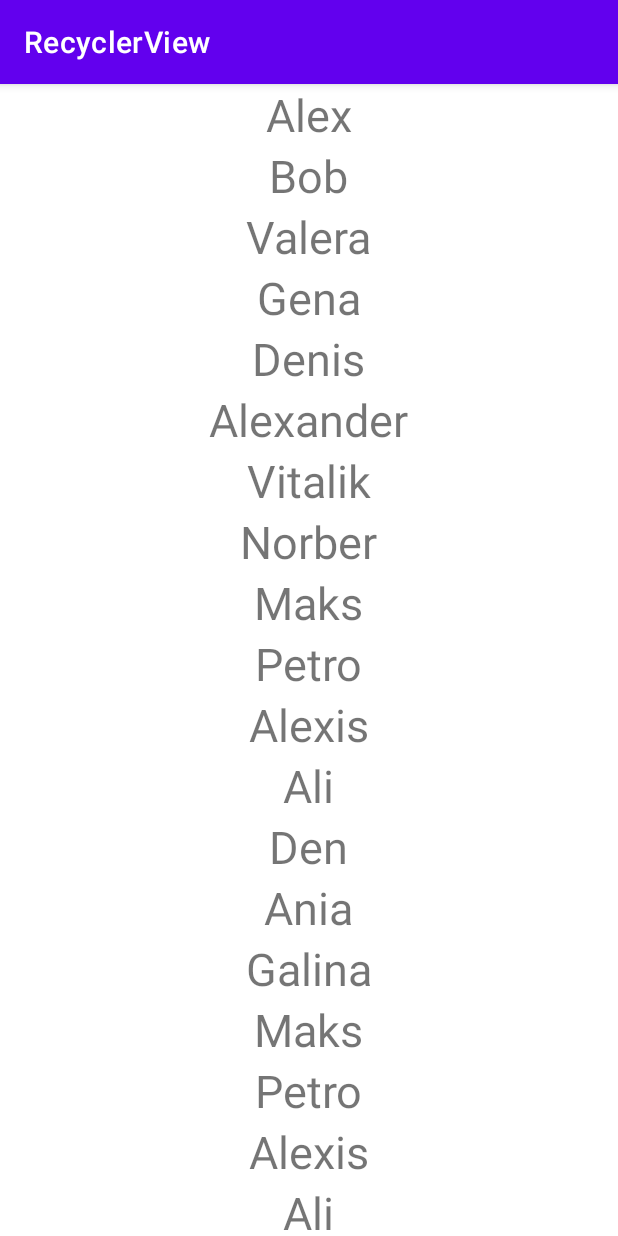
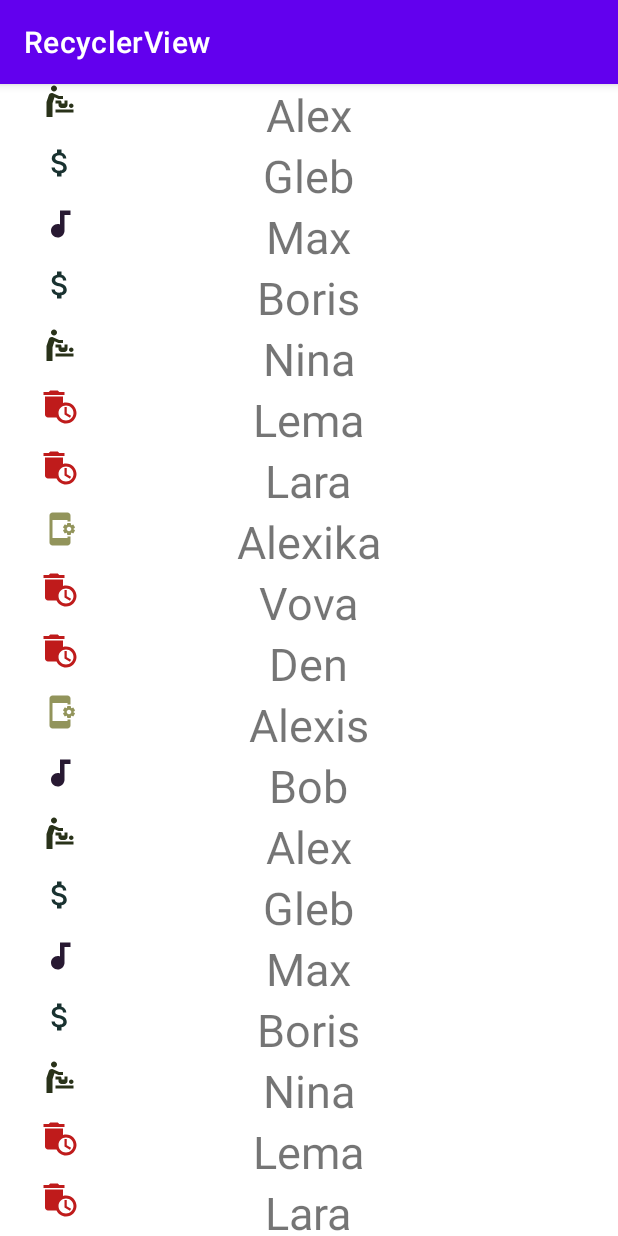
Before and after one commit to AlexIvanov2021/RecyclerView, an Android app: the screen it shows after launch (MainActivity), on a phone screen of 412 x 824 dp. Run offline under Robolectric (Android 15) with nearby library versions, the phone set to English and light mode, and no system bars.

Commit message:
version2

```diff
--- a/app/src/main/java/com/example/recyclerview/MainActivity.java
+++ b/app/src/main/java/com/example/recyclerview/MainActivity.java
@@ -20,38 +20,31 @@ public class MainActivity extends AppCompatActivity {
         recyclerView = findViewById(R.id.recyclerView);
 
         List<Name> name =new ArrayList<>();
-        name.add(new Name("Alex"));
-        name.add(new Name("Bob"));
-        name.add(new Name("Valera"));
-        name.add(new Name("Gena"));
-        name.add(new Name("Denis"));
-        name.add(new Name("Alexander"));
-        name.add(new Name("Vitalik"));
-        name.add(new Name("Norber"));
-        name.add(new Name("Maks"));
-        name.add(new Name("Petro"));
-        name.add(new Name("Alexis"));
-        name.add(new Name("Ali"));
-        name.add(new Name("Den"));
-        name.add(new Name("Ania"));
-        name.add(new Name("Galina"));
-        name.add(new Name("Maks"));
-        name.add(new Name("Petro"));
-        name.add(new Name("Alexis"));
-        name.add(new Name("Ali"));
-        name.add(new Name("Den"));
-        name.add(new Name("Ania"));
-        name.add(new Name("Galina"));
-        name.add(new Name("Alex"));
-        name.add(new Name("Bob"));
-        name.add(new Name("Valera"));
-        name.add(new Name("Gena"));
-        name.add(new Name("Denis"));
-        name.add(new Name("Alexander"));
-        name.add(new Name("Vitalik"));
-        name.add(new Name("Norber"));
-        name.add(new Name("Maks"));
-        name.add(new Name("Petro"));
+        name.add(new Name("Alex",R.drawable.one));
+        name.add(new Name("Gleb",R.drawable.two));
+        name.add(new Name("Max",R.drawable.there));
+        name.add(new Name("Boris",R.drawable.two));
+        name.add(new Name("Nina",R.drawable.one));
+        name.add(new Name("Lema",R.drawable.ic_baseline_auto_delete_24));
+        name.add(new Name("Lara",R.drawable.ic_baseline_auto_delete_24));
+        name.add(new Name("Alexika",R.drawable.four));
+        name.add(new Name("Vova",R.drawable.ic_baseline_auto_delete_24));
+        name.add(new Name("Den",R.drawable.ic_baseline_auto_delete_24));
+        name.add(new Name("Alexis",R.drawable.four));
+        name.add(new Name("Bob",R.drawable.there));
+        name.add(new Name("Alex",R.drawable.one));
+        name.add(new Name("Gleb",R.drawable.two));
+        name.add(new Name("Max",R.drawable.there));
+        name.add(new Name("Boris",R.drawable.two));
+        name.add(new Name("Nina",R.drawable.one));
+        name.add(new Name("Lema",R.drawable.ic_baseline_auto_delete_24));
+        name.add(new Name("Lara",R.drawable.ic_baseline_auto_delete_24));
+        name.add(new Name("Alexika",R.drawable.four));
+        name.add(new Name("Vova",R.drawable.ic_baseline_auto_delete_24));
+        name.add(new Name("Den",R.drawable.ic_baseline_auto_delete_24));
+        name.add(new Name("Alexis",R.drawable.four));
+        name.add(new Name("Bob",R.drawable.there));
+
 
         NameAdapter nameAdapter = new NameAdapter(name);
         recyclerView.setLayoutManager(new LinearLayoutManager(this));
--- a/app/src/main/java/com/example/recyclerview/Name.java
+++ b/app/src/main/java/com/example/recyclerview/Name.java
@@ -2,14 +2,26 @@ package com.example.recyclerview;
 
 public class Name {
     String name;
+    int image;
 
-    public  Name(String name){
+    public Name(String name, int image) {
+        this.name = name;
+        this.image = image;
+    }
+
+    public String getName() {
+        return name;
+    }
+
+    public void setName(String name) {
         this.name = name;
     }
-    public String getName(){
-        return  name;
+
+    public int getImage() {
+        return image;
     }
-    public void setName(String name){
-        this.name = name;
+
+    public void setImage(int image) {
+        this.image = image;
     }
 }
--- a/app/src/main/java/com/example/recyclerview/NameAdapter.java
+++ b/app/src/main/java/com/example/recyclerview/NameAdapter.java
@@ -3,6 +3,7 @@ package com.example.recyclerview;
 import android.view.LayoutInflater;
 import android.view.View;
 import android.view.ViewGroup;
+import android.widget.ImageView;
 import android.widget.TextView;
 
 import androidx.annotation.NonNull;
@@ -26,6 +27,7 @@ public class NameAdapter extends RecyclerView.Adapter<NameAdapter.NameAdapterVie
     public void onBindViewHolder(@NonNull NameAdapter.NameAdapterViewHolder holder, int position) {
         Name name = lists.get(position);
         holder.textView.setText(name.getName());
+        holder.imageView.setImageResource(name.getImage());
 
     }
 
@@ -35,9 +37,11 @@ public class NameAdapter extends RecyclerView.Adapter<NameAdapter.NameAdapterVie
     }
     class NameAdapterViewHolder extends RecyclerView.ViewHolder{
         TextView textView;
+        ImageView imageView;
         public NameAdapterViewHolder(View itemView){
             super(itemView);
             textView = itemView.findViewById(R.id.textView);
+             imageView = itemView.findViewById(R.id.imageView);
 
         }
     }
--- /dev/null
+++ b/app/src/main/res/drawable/four.xml
@@ -0,0 +1,5 @@
+<vector android:height="24dp" android:tint="#92945B"
+    android:viewportHeight="24" android:viewportWidth="24"
+    android:width="24dp" xmlns:android="http://schemas.android.com/apk/res/android">
+    <path android:fillColor="@android:color/white" android:pathData="M21.81,12.74l-0.82,-0.63v-0.22l0.8,-0.63c0.16,-0.12 0.2,-0.34 0.1,-0.51l-0.85,-1.48c-0.07,-0.13 -0.21,-0.2 -0.35,-0.2 -0.05,0 -0.1,0.01 -0.15,0.03l-0.95,0.38c-0.08,-0.05 -0.11,-0.07 -0.19,-0.11l-0.15,-1.01c-0.03,-0.21 -0.2,-0.36 -0.4,-0.36h-1.71c-0.2,0 -0.37,0.15 -0.4,0.34l-0.14,1.01c-0.03,0.02 -0.07,0.03 -0.1,0.05l-0.09,0.06 -0.95,-0.38c-0.05,-0.02 -0.1,-0.03 -0.15,-0.03 -0.14,0 -0.27,0.07 -0.35,0.2l-0.85,1.48c-0.1,0.17 -0.06,0.39 0.1,0.51l0.8,0.63v0.23l-0.8,0.63c-0.16,0.12 -0.2,0.34 -0.1,0.51l0.85,1.48c0.07,0.13 0.21,0.2 0.35,0.2 0.05,0 0.1,-0.01 0.15,-0.03l0.95,-0.37c0.08,0.05 0.12,0.07 0.2,0.11l0.15,1.01c0.03,0.2 0.2,0.34 0.4,0.34h1.71c0.2,0 0.37,-0.15 0.4,-0.34l0.15,-1.01c0.03,-0.02 0.07,-0.03 0.1,-0.05l0.09,-0.06 0.95,0.38c0.05,0.02 0.1,0.03 0.15,0.03 0.14,0 0.27,-0.07 0.35,-0.2l0.85,-1.48c0.1,-0.17 0.06,-0.39 -0.1,-0.51zM18,13.5c-0.83,0 -1.5,-0.67 -1.5,-1.5s0.67,-1.5 1.5,-1.5 1.5,0.67 1.5,1.5 -0.67,1.5 -1.5,1.5zM17,17h2v4c0,1.1 -0.9,2 -2,2H7c-1.1,0 -2,-0.9 -2,-2V3c0,-1.1 0.9,-2 2,-2h10c1.1,0 2,0.9 2,2v4h-2V6H7v12h10v-1z"/>
+</vector>
--- /dev/null
+++ b/app/src/main/res/drawable/ic_baseline_auto_delete_24.xml
@@ -0,0 +1,16 @@
+<vector xmlns:android="http://schemas.android.com/apk/res/android"
+    android:width="24dp"
+    android:height="24dp"
+    android:viewportWidth="24"
+    android:viewportHeight="24"
+    android:tint="#BF1B1B">
+  <path
+      android:fillColor="@android:color/white"
+      android:pathData="M15,2l-3.5,0l-1,-1l-5,0l-1,1l-3.5,0l0,2l14,0z"/>
+  <path
+      android:fillColor="@android:color/white"
+      android:pathData="M16,9c-0.7,0 -1.37,0.1 -2,0.29V5H2v12c0,1.1 0.9,2 2,2h5.68c1.12,2.36 3.53,4 6.32,4c3.87,0 7,-3.13 7,-7C23,12.13 19.87,9 16,9zM16,21c-2.76,0 -5,-2.24 -5,-5s2.24,-5 5,-5s5,2.24 5,5S18.76,21 16,21z"/>
+  <path
+      android:fillColor="@android:color/white"
+      android:pathData="M16.5,12l-1.5,0l0,5l3.6,2.1l0.8,-1.2l-2.9,-1.7z"/>
+</vector>
--- /dev/null
+++ b/app/src/main/res/drawable/one.xml
@@ -0,0 +1,5 @@
+<vector android:height="24dp" android:tint="#293219"
+    android:viewportHeight="24" android:viewportWidth="24"
+    android:width="24dp" xmlns:android="http://schemas.android.com/apk/res/android">
+    <path android:fillColor="@android:color/white" android:pathData="M14,8v2h-3L8.31,8.82L7,12.75V22H3V12l1.58,-4.63C4.96,6.25 6.22,5.69 7.3,6.18l4.15,1.83L14,8zM8,1C6.9,1 6,1.9 6,3s0.9,2 2,2s2,-0.9 2,-2S9.1,1 8,1zM9,19h12v-2H9V19zM19.5,16c0.83,0 1.5,-0.67 1.5,-1.5c0,-0.83 -0.67,-1.5 -1.5,-1.5S18,13.67 18,14.5C18,15.33 18.67,16 19.5,16zM13,12c0,-0.55 -0.45,-1 -1,-1H9v2h2v1c0,1.1 0.9,2 2,2h2c1.1,0 2,-0.9 2,-2v-3h-2v2h-2V12z"/>
+</vector>
--- /dev/null
+++ b/app/src/main/res/drawable/there.xml
@@ -0,0 +1,5 @@
+<vector android:height="24dp" android:tint="#281932"
+    android:viewportHeight="24" android:viewportWidth="24"
+    android:width="24dp" xmlns:android="http://schemas.android.com/apk/res/android">
+    <path android:fillColor="@android:color/white" android:pathData="M12,3v9.28c-0.47,-0.17 -0.97,-0.28 -1.5,-0.28C8.01,12 6,14.01 6,16.5S8.01,21 10.5,21c2.31,0 4.2,-1.75 4.45,-4H15V6h4V3h-7z"/>
+</vector>
--- /dev/null
+++ b/app/src/main/res/drawable/two.xml
@@ -0,0 +1,5 @@
+<vector android:height="24dp" android:tint="#193230"
+    android:viewportHeight="24" android:viewportWidth="24"
+    android:width="24dp" xmlns:android="http://schemas.android.com/apk/res/android">
+    <path android:fillColor="@android:color/white" android:pathData="M11.8,10.9c-2.27,-0.59 -3,-1.2 -3,-2.15 0,-1.09 1.01,-1.85 2.7,-1.85 1.78,0 2.44,0.85 2.5,2.1h2.21c-0.07,-1.72 -1.12,-3.3 -3.21,-3.81V3h-3v2.16c-1.94,0.42 -3.5,1.68 -3.5,3.61 0,2.31 1.91,3.46 4.7,4.13 2.5,0.6 3,1.48 3,2.41 0,0.69 -0.49,1.79 -2.7,1.79 -2.06,0 -2.87,-0.92 -2.98,-2.1h-2.2c0.12,2.19 1.76,3.42 3.68,3.83V21h3v-2.15c1.95,-0.37 3.5,-1.5 3.5,-3.55 0,-2.84 -2.43,-3.81 -4.7,-4.4z"/>
+</vector>
--- a/app/src/main/res/layout/name.xml
+++ b/app/src/main/res/layout/name.xml
@@ -1,5 +1,7 @@
 <?xml version="1.0" encoding="utf-8"?>
 <RelativeLayout xmlns:android="http://schemas.android.com/apk/res/android"
+    xmlns:app="http://schemas.android.com/apk/res-auto"
+    xmlns:tools="http://schemas.android.com/tools"
     android:layout_width="match_parent"
     android:layout_height="wrap_content">
 
@@ -12,8 +14,11 @@
     android:textSize="30dp"
     android:layout_centerHorizontal="true"/>
 
-
-
+    <ImageView
+        android:id="@+id/imageView"
+        android:layout_width="80dp"
+        android:layout_height="wrap_content"
+        tools:srcCompat="@tools:sample/avatars" />
 
 
 </RelativeLayout>
```
